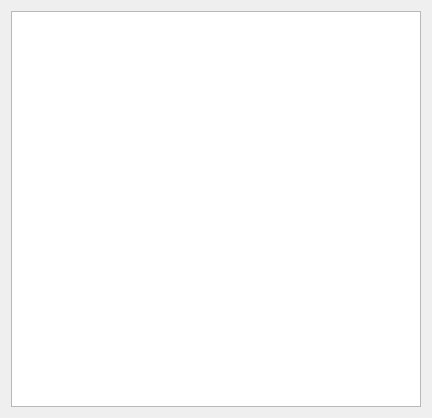
This is plasma/generic/applets/systemtray/ui/plasmoidtasks.ui in mgottschlag/kwin-tiling as Qt 5 draws it before an edit. The edited form follows.
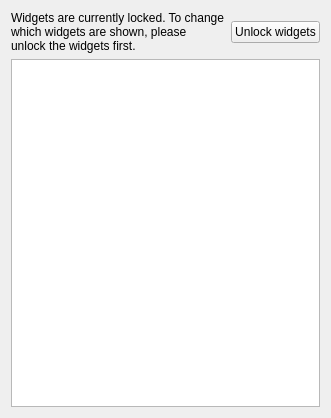
This is the edited form.

Commit message: explanatory text when widgets are hidden with a button near it to unlock them they disappear as soon as the widgets are unlocked again

Diff of the .ui file:
```diff
--- a/plasma/generic/applets/systemtray/ui/plasmoidtasks.ui
+++ b/plasma/generic/applets/systemtray/ui/plasmoidtasks.ui
@@ -6,12 +6,29 @@
    <rect>
     <x>0</x>
     <y>0</y>
-    <width>432</width>
+    <width>331</width>
     <height>418</height>
    </rect>
   </property>
-  <layout class="QVBoxLayout" name="verticalLayout">
-   <item>
+  <layout class="QGridLayout" name="gridLayout">
+   <item row="0" column="0">
+    <widget class="QLabel" name="unlockLabel">
+     <property name="text">
+      <string>Widgets are currently locked. To change which widgets are shown, please unlock the widgets first.</string>
+     </property>
+     <property name="wordWrap">
+      <bool>true</bool>
+     </property>
+    </widget>
+   </item>
+   <item row="0" column="1">
+    <widget class="QPushButton" name="unlockButton">
+     <property name="text">
+      <string>Unlock widgets</string>
+     </property>
+    </widget>
+   </item>
+   <item row="1" column="0" colspan="2">
     <widget class="QListWidget" name="applets"/>
    </item>
   </layout>
```
The commit also changes 1 other file.
